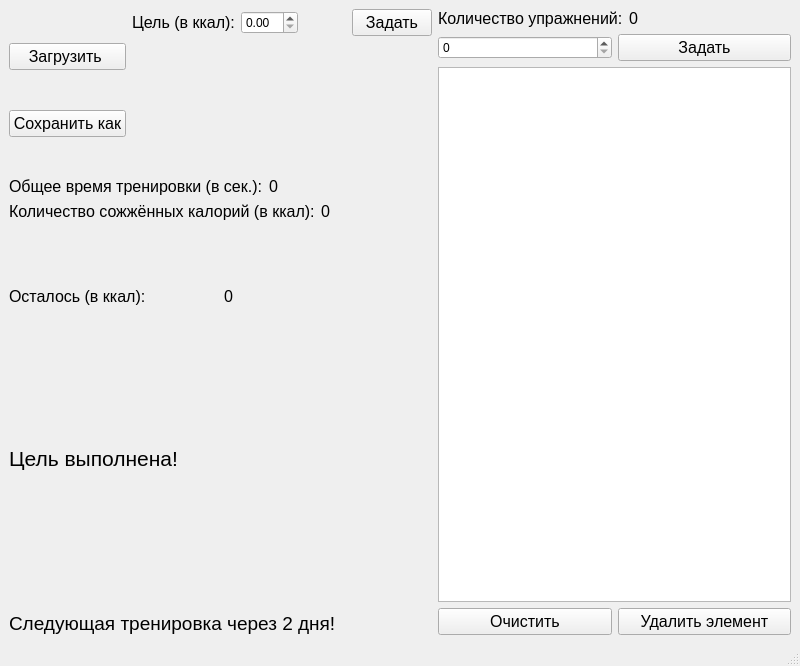
Old version of the form mainwindow.ui in the repository PollyAccord/OOP.
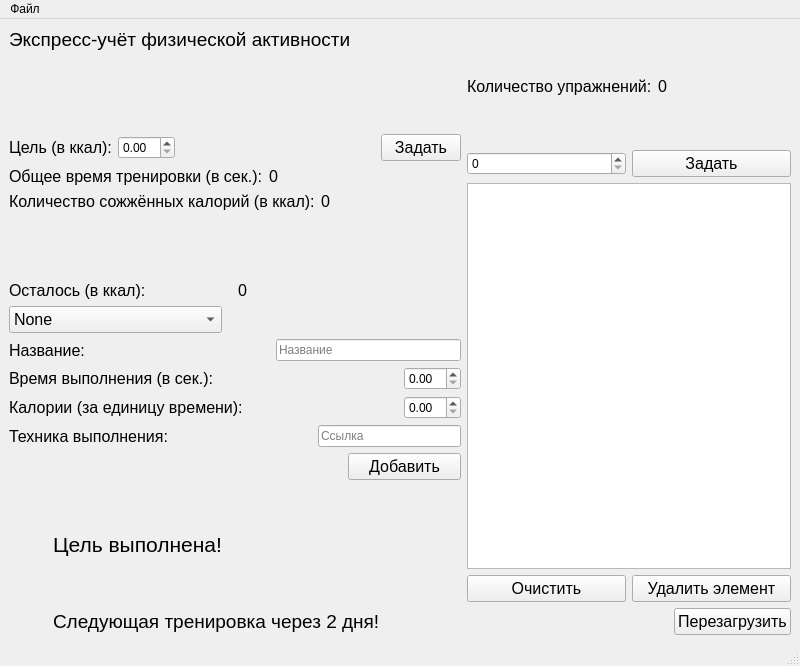
New version of the form.

The edit to the form file:
```diff
--- a/mainwindow.ui
+++ b/mainwindow.ui
@@ -15,35 +15,36 @@
   </property>
   <widget class="QWidget" name="centralwidget">
    <layout class="QGridLayout" name="gridLayout">
-    <item row="0" column="0" rowspan="2">
+    <item row="0" column="0" rowspan="3" colspan="4">
+     <layout class="QVBoxLayout" name="verticalLayout_5">
+      <item>
      <layout class="QVBoxLayout" name="verticalLayout_2">
       <item>
-       <widget class="QPushButton" name="readfile">
+         <widget class="QLabel" name="label_14">
         <property name="font">
          <font>
-          <pointsize>12</pointsize>
+            <pointsize>14</pointsize>
          </font>
         </property>
         <property name="text">
-         <string>Загрузить </string>
+           <string>Экспресс-учёт физической активности</string>
         </property>
        </widget>
       </item>
       <item>
-       <widget class="QPushButton" name="savefile">
-        <property name="font">
-         <font>
-          <pointsize>12</pointsize>
-         </font>
-        </property>
-        <property name="text">
-         <string>Сохранить как</string>
-        </property>
-       </widget>
-      </item>
-     </layout>
-    </item>
-    <item row="0" column="1" colspan="2">
+         <spacer name="verticalSpacer_2">
+          <property name="orientation">
+           <enum>Qt::Vertical</enum>
+          </property>
+          <property name="sizeHint" stdset="0">
+           <size>
+            <width>20</width>
+            <height>28</height>
+           </size>
+          </property>
+         </spacer>
+        </item>
+        <item>
      <layout class="QHBoxLayout" name="horizontalLayout_3">
       <item>
        <widget class="QLabel" name="label_3">
@@ -91,106 +92,9 @@
       </item>
      </layout>
     </item>
-    <item row="0" column="3" rowspan="7">
-     <layout class="QVBoxLayout" name="verticalLayout_5">
-      <item>
-       <layout class="QHBoxLayout" name="horizontalLayout_4">
-        <item>
-         <widget class="QLabel" name="label_7">
-          <property name="font">
-           <font>
-            <pointsize>12</pointsize>
-           </font>
-          </property>
-          <property name="text">
-           <string>Количество упражнений:</string>
-          </property>
-         </widget>
-        </item>
-        <item>
-         <widget class="QLabel" name="count">
-          <property name="font">
-           <font>
-            <pointsize>12</pointsize>
-           </font>
-          </property>
-          <property name="text">
-           <string>0</string>
-          </property>
-         </widget>
-        </item>
        </layout>
       </item>
       <item>
-       <layout class="QHBoxLayout" name="horizontalLayout_5">
-        <item>
-         <widget class="QSpinBox" name="size"/>
-        </item>
-        <item>
-         <widget class="QPushButton" name="pushButton_2">
-          <property name="font">
-           <font>
-            <pointsize>12</pointsize>
-           </font>
-          </property>
-          <property name="text">
-           <string>Задать</string>
-          </property>
-         </widget>
-        </item>
-       </layout>
-      </item>
-      <item>
-       <layout class="QVBoxLayout" name="verticalLayout_4">
-        <item>
-         <widget class="QListWidget" name="listWidget"/>
-        </item>
-        <item>
-         <layout class="QHBoxLayout" name="horizontalLayout_7">
-          <item>
-           <widget class="QPushButton" name="clearall">
-            <property name="font">
-             <font>
-              <pointsize>12</pointsize>
-             </font>
-            </property>
-            <property name="text">
-             <string>Очистить</string>
-            </property>
-           </widget>
-          </item>
-          <item>
-           <widget class="QPushButton" name="delete_2">
-            <property name="font">
-             <font>
-              <pointsize>12</pointsize>
-             </font>
-            </property>
-            <property name="text">
-             <string>Удалить элемент</string>
-            </property>
-           </widget>
-          </item>
-         </layout>
-        </item>
-       </layout>
-      </item>
-     </layout>
-    </item>
-    <item row="1" column="2">
-     <spacer name="verticalSpacer_5">
-      <property name="orientation">
-       <enum>Qt::Vertical</enum>
-      </property>
-      <property name="sizeHint" stdset="0">
-       <size>
-        <width>20</width>
-        <height>104</height>
-       </size>
-      </property>
-     </spacer>
-    </item>
-    <item row="2" column="0" colspan="3">
      <layout class="QVBoxLayout" name="verticalLayout_3">
       <item>
        <layout class="QVBoxLayout" name="verticalLayout">
@@ -295,20 +199,328 @@
       </item>
      </layout>
     </item>
-    <item row="3" column="0">
-     <spacer name="verticalSpacer_2">
+     </layout>
+    </item>
+    <item row="0" column="4">
+     <layout class="QHBoxLayout" name="horizontalLayout_4">
+      <item>
+       <widget class="QLabel" name="label_7">
+        <property name="font">
+         <font>
+          <pointsize>12</pointsize>
+         </font>
+        </property>
+        <property name="text">
+         <string>Количество упражнений:</string>
+        </property>
+       </widget>
+      </item>
+      <item>
+       <widget class="QLabel" name="count">
+        <property name="font">
+         <font>
+          <pointsize>12</pointsize>
+         </font>
+        </property>
+        <property name="text">
+         <string>0</string>
+        </property>
+       </widget>
+      </item>
+     </layout>
+    </item>
+    <item row="1" column="4">
+     <layout class="QHBoxLayout" name="horizontalLayout_5">
+      <item>
+       <widget class="QSpinBox" name="size"/>
+      </item>
+      <item>
+       <widget class="QPushButton" name="pushButton_2">
+        <property name="font">
+         <font>
+          <pointsize>12</pointsize>
+         </font>
+        </property>
+        <property name="text">
+         <string>Задать</string>
+        </property>
+       </widget>
+      </item>
+     </layout>
+    </item>
+    <item row="2" column="4" rowspan="5">
+     <layout class="QVBoxLayout" name="verticalLayout_6">
+      <item>
+       <widget class="QListWidget" name="listWidget"/>
+      </item>
+      <item>
+       <layout class="QHBoxLayout" name="horizontalLayout_7">
+        <item>
+         <widget class="QPushButton" name="clearall">
+          <property name="font">
+           <font>
+            <pointsize>12</pointsize>
+           </font>
+          </property>
+          <property name="text">
+           <string>Очистить</string>
+          </property>
+         </widget>
+        </item>
+        <item>
+         <widget class="QPushButton" name="delete_2">
+          <property name="font">
+           <font>
+            <pointsize>12</pointsize>
+           </font>
+          </property>
+          <property name="text">
+           <string>Удалить элемент</string>
+          </property>
+         </widget>
+        </item>
+       </layout>
+      </item>
+     </layout>
+    </item>
+    <item row="3" column="0" colspan="2">
+     <widget class="QComboBox" name="type">
+      <property name="font">
+       <font>
+        <pointsize>12</pointsize>
+       </font>
+      </property>
+      <item>
+       <property name="text">
+        <string>None</string>
+       </property>
+      </item>
+      <item>
+       <property name="text">
+        <string>Без техники</string>
+       </property>
+      </item>
+      <item>
+       <property name="text">
+        <string>С техникой</string>
+       </property>
+      </item>
+     </widget>
+    </item>
+    <item row="3" column="2" colspan="2">
+     <spacer name="horizontalSpacer_6">
       <property name="orientation">
-       <enum>Qt::Vertical</enum>
+       <enum>Qt::Horizontal</enum>
       </property>
       <property name="sizeHint" stdset="0">
        <size>
-        <width>20</width>
-        <height>104</height>
+        <width>233</width>
+        <height>20</height>
        </size>
       </property>
      </spacer>
     </item>
-    <item row="4" column="0" colspan="2">
+    <item row="4" column="0" colspan="4">
+     <layout class="QVBoxLayout" name="verticalLayout_4">
+      <item>
+       <layout class="QHBoxLayout" name="horizontalLayout_8">
+        <item>
+         <widget class="QLabel" name="label_10">
+          <property name="font">
+           <font>
+            <pointsize>12</pointsize>
+           </font>
+          </property>
+          <property name="text">
+           <string>Название:</string>
+          </property>
+         </widget>
+        </item>
+        <item>
+         <spacer name="horizontalSpacer_2">
+          <property name="orientation">
+           <enum>Qt::Horizontal</enum>
+          </property>
+          <property name="sizeHint" stdset="0">
+           <size>
+            <width>78</width>
+            <height>20</height>
+           </size>
+          </property>
+         </spacer>
+        </item>
+        <item>
+         <widget class="QLineEdit" name="name">
+          <property name="text">
+           <string/>
+          </property>
+          <property name="placeholderText">
+           <string>Название</string>
+          </property>
+         </widget>
+        </item>
+       </layout>
+      </item>
+      <item>
+       <layout class="QHBoxLayout" name="horizontalLayout_9">
+        <item>
+         <widget class="QLabel" name="label_11">
+          <property name="font">
+           <font>
+            <pointsize>12</pointsize>
+           </font>
+          </property>
+          <property name="text">
+           <string>Время выполнения (в сек.):</string>
+          </property>
+         </widget>
+        </item>
+        <item>
+         <spacer name="horizontalSpacer_3">
+          <property name="orientation">
+           <enum>Qt::Horizontal</enum>
+          </property>
+          <property name="sizeHint" stdset="0">
+           <size>
+            <width>40</width>
+            <height>20</height>
+           </size>
+          </property>
+         </spacer>
+        </item>
+        <item>
+         <widget class="QDoubleSpinBox" name="time">
+          <property name="value">
+           <double>0.000000000000000</double>
+          </property>
+         </widget>
+        </item>
+       </layout>
+      </item>
+      <item>
+       <layout class="QHBoxLayout" name="horizontalLayout_10">
+        <item>
+         <widget class="QLabel" name="label_12">
+          <property name="font">
+           <font>
+            <pointsize>12</pointsize>
+           </font>
+          </property>
+          <property name="text">
+           <string>Калории (за единицу времени):</string>
+          </property>
+         </widget>
+        </item>
+        <item>
+         <spacer name="horizontalSpacer_4">
+          <property name="orientation">
+           <enum>Qt::Horizontal</enum>
+          </property>
+          <property name="sizeHint" stdset="0">
+           <size>
+            <width>40</width>
+            <height>20</height>
+           </size>
+          </property>
+         </spacer>
+        </item>
+        <item>
+         <widget class="QDoubleSpinBox" name="calories"/>
+        </item>
+       </layout>
+      </item>
+      <item>
+       <layout class="QHBoxLayout" name="horizontalLayout_11">
+        <item>
+         <widget class="QLabel" name="label_13">
+          <property name="font">
+           <font>
+            <pointsize>12</pointsize>
+           </font>
+          </property>
+          <property name="text">
+           <string>Техника выполнения:</string>
+          </property>
+         </widget>
+        </item>
+        <item>
+         <spacer name="horizontalSpacer_5">
+          <property name="orientation">
+           <enum>Qt::Horizontal</enum>
+          </property>
+          <property name="sizeHint" stdset="0">
+           <size>
+            <width>40</width>
+            <height>20</height>
+           </size>
+          </property>
+         </spacer>
+        </item>
+        <item>
+         <widget class="QLineEdit" name="techniques">
+          <property name="placeholderText">
+           <string>Ссылка</string>
+          </property>
+         </widget>
+        </item>
+       </layout>
+      </item>
+     </layout>
+    </item>
+    <item row="7" column="1" colspan="4">
+     <layout class="QHBoxLayout" name="horizontalLayout_12">
+      <item>
+       <widget class="QLabel" name="label_8">
+        <property name="font">
+         <font>
+          <pointsize>14</pointsize>
+         </font>
+        </property>
+        <property name="text">
+         <string>Следующая тренировка через 2 дня!</string>
+        </property>
+       </widget>
+      </item>
+      <item>
+       <spacer name="horizontalSpacer_7">
+        <property name="orientation">
+         <enum>Qt::Horizontal</enum>
+        </property>
+        <property name="sizeHint" stdset="0">
+         <size>
+          <width>148</width>
+          <height>20</height>
+         </size>
+        </property>
+       </spacer>
+      </item>
+      <item>
+       <widget class="QPushButton" name="restart">
+        <property name="font">
+         <font>
+          <pointsize>12</pointsize>
+         </font>
+        </property>
+        <property name="text">
+         <string>Перезагрузить</string>
+        </property>
+       </widget>
+      </item>
+     </layout>
+    </item>
+    <item row="5" column="3">
+     <widget class="QPushButton" name="add_button">
+      <property name="font">
+       <font>
+        <pointsize>12</pointsize>
+       </font>
+      </property>
+      <property name="text">
+       <string>Добавить</string>
+      </property>
+     </widget>
+    </item>
+    <item row="6" column="1">
      <widget class="QLabel" name="achieve">
       <property name="font">
        <font>
@@ -320,31 +532,6 @@
       </property>
      </widget>
     </item>
-    <item row="5" column="0">
-     <spacer name="verticalSpacer_3">
-      <property name="orientation">
-       <enum>Qt::Vertical</enum>
-      </property>
-      <property name="sizeHint" stdset="0">
-       <size>
-        <width>20</width>
-        <height>104</height>
-       </size>
-      </property>
-     </spacer>
-    </item>
-    <item row="6" column="0" colspan="3">
-     <widget class="QLabel" name="label_8">
-      <property name="font">
-       <font>
-        <pointsize>14</pointsize>
-       </font>
-      </property>
-      <property name="text">
-       <string>Следующая тренировка через 2 дня!</string>
-      </property>
-     </widget>
-    </item>
    </layout>
   </widget>
   <widget class="QMenuBar" name="menubar">
@@ -356,6 +543,14 @@
      <height>26</height>
     </rect>
    </property>
+   <widget class="QMenu" name="menu">
+    <property name="title">
+     <string>Файл</string>
+    </property>
+    <addaction name="action"/>
+    <addaction name="action_2"/>
+   </widget>
+   <addaction name="menu"/>
   </widget>
   <widget class="QStatusBar" name="statusbar"/>
   <action name="open">
```
Left out of the diff: 10 changed lines with no effect on the pictures. Lines whose indentation alone changed are shown as unchanged.
